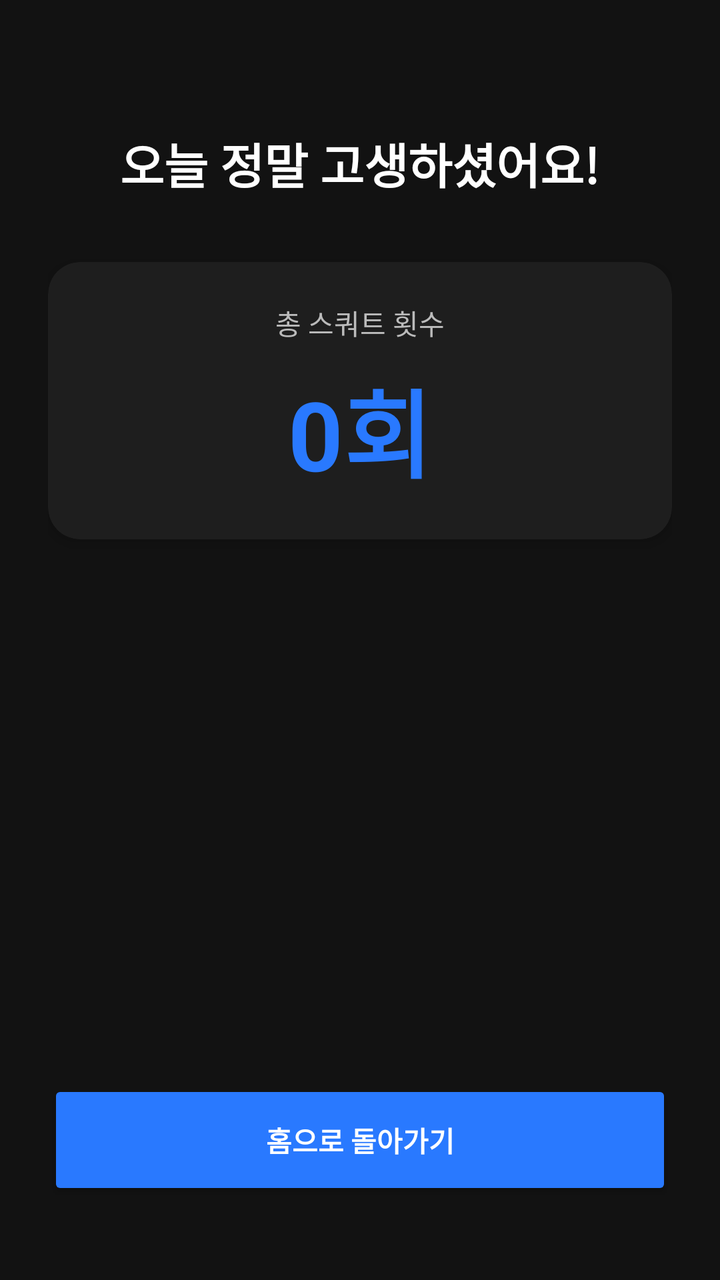
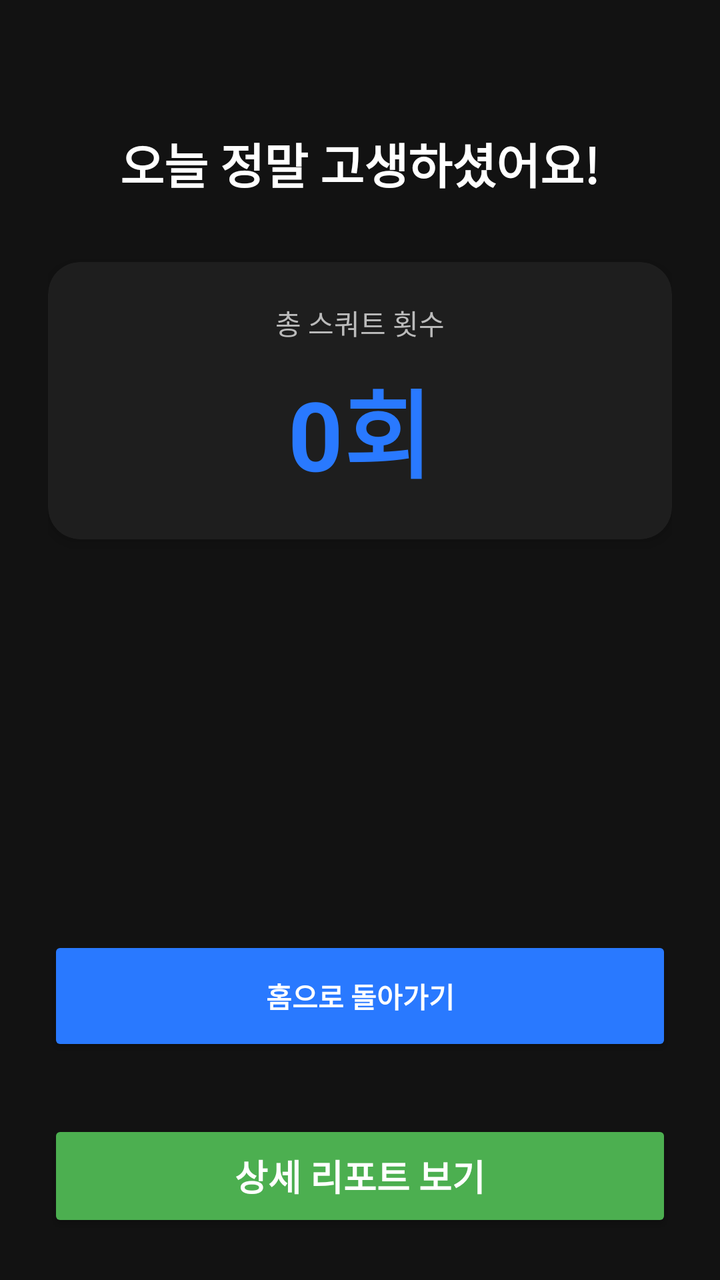

Two renders of the same Android screen: before a commit and after it. Below are the layout's source before the change and the commit's diff.
<!-- AndroidManifest.xml: application theme Theme.ArPtApp -->
<!-- res/layout/activity_result.xml -->
<?xml version="1.0" encoding="utf-8"?>
<LinearLayout xmlns:android="http://schemas.android.com/apk/res/android"
    xmlns:app="http://schemas.android.com/apk/res-auto"
    android:layout_width="match_parent"
    android:layout_height="match_parent"
    android:orientation="vertical"
    android:padding="24dp"
    android:background="#121212" 
    android:gravity="center_horizontal">

    /
    <TextView
        android:id="@+id/tvResultTitle"
        android:layout_width="wrap_content"
        android:layout_height="wrap_content"
        android:text="오늘 정말 고생하셨어요!"
        android:textColor="#FFFFFF"
        android:textSize="24sp"
        android:textStyle="bold"
        android:layout_marginTop="40dp"/>

    
    <androidx.cardview.widget.CardView
        android:layout_width="match_parent"
        android:layout_height="wrap_content"
        android:layout_marginTop="32dp"
        app:cardBackgroundColor="#1E1E1E"
        app:cardCornerRadius="16dp"
        app:cardElevation="4dp">

        
        <LinearLayout
            android:layout_width="match_parent"
            android:layout_height="wrap_content"
            android:orientation="vertical"
            android:padding="20dp"
            android:gravity="center">
            
            <TextView
                android:layout_width="wrap_content"
                android:layout_height="wrap_content"
                android:text="총 스쿼트 횟수"
                android:textColor="#BBBBBB"
                android:textSize="14sp"/>
            
            <TextView
                android:id="@+id/tvFinalCount"
                android:layout_width="wrap_content"
                android:layout_height="wrap_content"
                android:text="0회"
                android:textColor="#2979FF" 
                android:textSize="48sp"
                android:textStyle="bold"
                android:layout_marginTop="8dp"/>
        </LinearLayout>
    </androidx.cardview.widget.CardView>

    
    <View
        android:layout_width="0dp"
        android:layout_height="0dp"
        android:layout_weight="1" />

    <Button
        android:id="@+id/btnBackToMain"
        android:layout_width="match_parent"
        android:layout_height="60dp"
        android:text="홈으로 돌아가기"
        android:backgroundTint="#2979FF"
        android:textColor="#FFFFFF"
        android:textStyle="bold"
        app:cornerRadius="12dp"
        android:layout_marginBottom="16dp"/>

</LinearLayout>
<!-- resources referenced by this layout -->
<resources>
  <style name="Theme.ArPtApp" parent="Base.Theme.ArPtApp" />
  <style name="Base.Theme.ArPtApp" parent="Theme.MaterialComponents.DayNight.NoActionBar.Bridge">
          <item name="colorPrimary">@color/color_primary</item>
          <item name="colorPrimaryVariant">@color/color_primary_variant</item>
          <item name="colorOnPrimary">@color/white</item>
          <item name="colorSecondary">@color/color_accent</item>
          <item name="android:windowBackground">@color/color_background</item>
          <item name="android:statusBarColor">@color/color_background</item>
      </style>
  <color name="color_primary">#2979FF</color>
  <color name="color_primary_variant">#1565C0</color>
  <color name="white">#FFFFFF</color>
  <color name="color_accent">#FF5252</color>
  <color name="color_background">#121212</color>
</resources>

<!-- the commit's change to res/layout/activity_result.xml (unified diff, before → after) -->
@@ -72,4 +72,16 @@
         app:cornerRadius="12dp"
         android:layout_marginBottom="16dp"/>
 
+    
+    <Button
+        android:id="@+id/btnViewReport"
+        android:layout_width="match_parent"
+        android:layout_height="56dp"
+        android:layout_marginTop="16dp"
+        android:text="상세 리포트 보기"
+        android:backgroundTint="#4CAF50"
+        android:textColor="#FFFFFF"
+        android:textSize="18sp"
+        android:textStyle="bold" />
+
 </LinearLayout>
